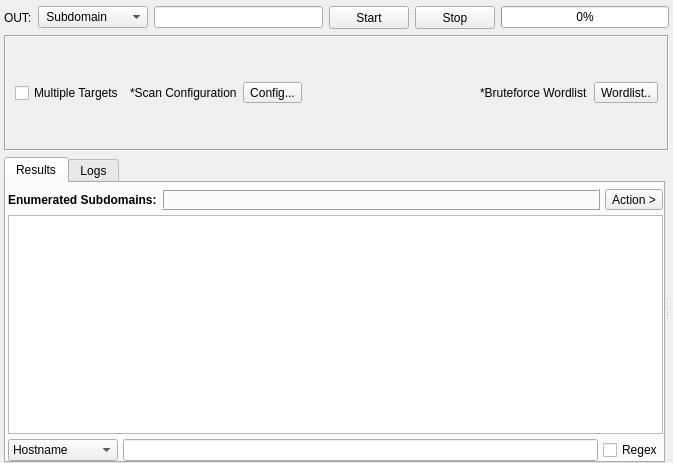
Old version of the form sub3suite/src/engines/brute/Brute.ui in the repository 3nock/OTE.
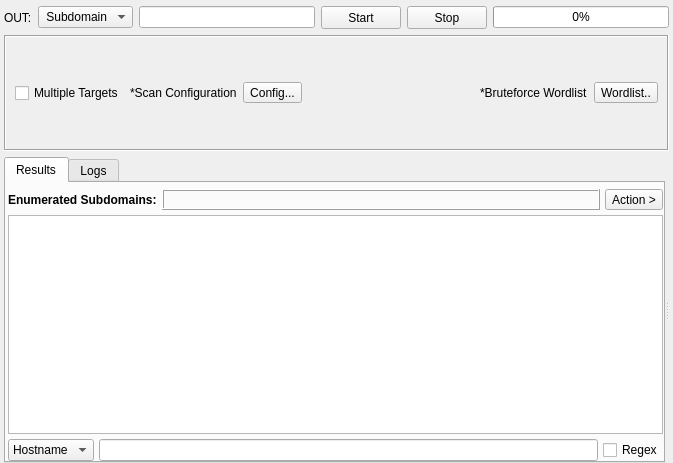
New version of the form. Custom widgets are drawn as their Qt base class.

The edit to the form file:
```diff
--- a/sub3suite/src/engines/brute/Brute.ui
+++ b/sub3suite/src/engines/brute/Brute.ui
@@ -48,13 +48,13 @@
        </property>
        <property name="minimumSize">
         <size>
-         <width>110</width>
-         <height>21</height>
+         <width>0</width>
+         <height>0</height>
         </size>
        </property>
        <property name="maximumSize">
         <size>
-         <width>110</width>
+         <width>16777215</width>
          <height>16777215</height>
         </size>
        </property>
@@ -470,7 +470,7 @@
               <widget class="QComboBox" name="comboBoxFilter">
                <property name="minimumSize">
                 <size>
-                 <width>110</width>
+                 <width>0</width>
                  <height>0</height>
                 </size>
                </property>
```
Left out of the diff: 4 changed lines with no effect on the pictures.
